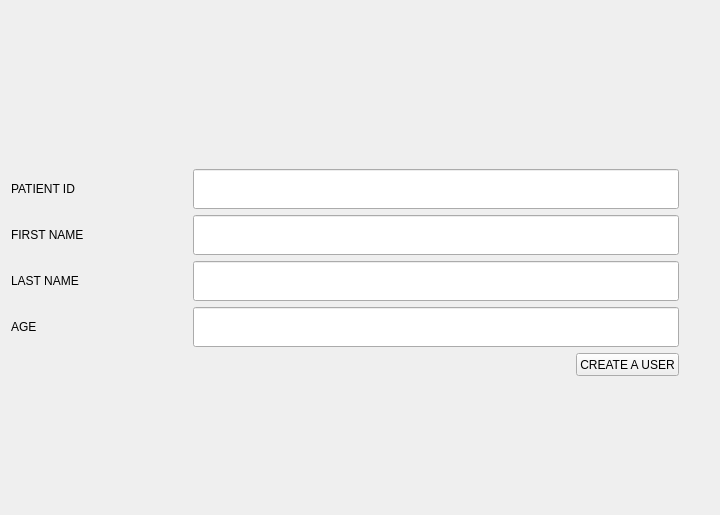
This is views/create_user_form.ui in RadekChy25/ChewSense as Qt 5 draws it before an edit. The edited form follows.
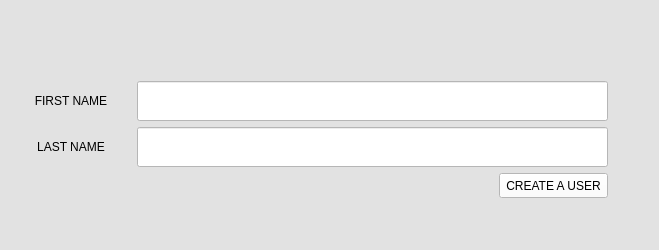
This is the edited form. Icons and pictures are not drawn.

Patch:
```diff
--- a/views/create_user_form.ui
+++ b/views/create_user_form.ui
@@ -6,119 +6,48 @@
    <rect>
     <x>0</x>
     <y>0</y>
-    <width>720</width>
-    <height>515</height>
+    <width>659</width>
+    <height>250</height>
    </rect>
   </property>
   <property name="minimumSize">
    <size>
-    <width>720</width>
-    <height>515</height>
+    <width>650</width>
+    <height>250</height>
    </size>
   </property>
   <property name="windowTitle">
    <string>Form</string>
   </property>
+  <property name="styleSheet">
+   <string notr="true">background-color: rgb(226,226,226) ;color: rgb(0,0,0)</string>
+  </property>
   <layout class="QGridLayout" name="gridLayout_2">
    <item row="0" column="0">
-    <layout class="QGridLayout" name="gridLayout">
-     <item row="1" column="0">
-      <widget class="QLabel" name="id_label">
-       <property name="minimumSize">
-        <size>
-         <width>176</width>
-         <height>0</height>
-        </size>
-       </property>
-       <property name="font">
-        <font>
-         <weight>50</weight>
-         <bold>false</bold>
-        </font>
-       </property>
-       <property name="text">
-        <string>PATIENT ID</string>
-       </property>
-       <property name="margin">
-        <number>15</number>
-       </property>
-      </widget>
-     </item>
-     <item row="4" column="0">
-      <widget class="QLabel" name="age_label">
-       <property name="minimumSize">
-        <size>
-         <width>176</width>
-         <height>0</height>
-        </size>
-       </property>
-       <property name="font">
-        <font>
-         <weight>50</weight>
-         <bold>false</bold>
-        </font>
-       </property>
-       <property name="text">
-        <string>AGE</string>
-       </property>
-       <property name="margin">
-        <number>15</number>
-       </property>
-      </widget>
-     </item>
-     <item row="1" column="1" colspan="2">
-      <widget class="QLineEdit" name="id_input">
-       <property name="minimumSize">
-        <size>
-         <width>400</width>
-         <height>40</height>
-        </size>
-       </property>
-      </widget>
-     </item>
-     <item row="5" column="2">
-      <widget class="QPushButton" name="add_user_btn">
-       <property name="maximumSize">
-        <size>
-         <width>156</width>
-         <height>23</height>
-        </size>
-       </property>
-       <property name="layoutDirection">
-        <enum>Qt::LeftToRight</enum>
-       </property>
-       <property name="text">
-        <string>CREATE A USER</string>
-       </property>
-      </widget>
-     </item>
+    <layout class="QGridLayout" name="gridLayout" columnstretch="0,0,0,0">
+     <property name="sizeConstraint">
+      <enum>QLayout::SetFixedSize</enum>
+     </property>
+     <property name="leftMargin">
+      <number>0</number>
+     </property>
+     <property name="topMargin">
+      <number>0</number>
+     </property>
+     <property name="rightMargin">
+      <number>10</number>
+     </property>
+     <property name="bottomMargin">
+      <number>0</number>
+     </property>
+     <property name="horizontalSpacing">
+      <number>-1</number>
+     </property>
      <item row="2" column="0">
-      <widget class="QLabel" name="first_name_label">
-       <property name="minimumSize">
-        <size>
-         <width>176</width>
-         <height>0</height>
-        </size>
-       </property>
-       <property name="font">
-        <font>
-         <weight>50</weight>
-         <bold>false</bold>
-        </font>
-       </property>
-       <property name="text">
-        <string>FIRST NAME</string>
-       </property>
-       <property name="margin">
-        <number>15</number>
-       </property>
-      </widget>
-     </item>
-     <item row="3" column="0">
       <widget class="QLabel" name="last_name_label">
        <property name="minimumSize">
         <size>
-         <width>176</width>
+         <width>100</width>
          <height>0</height>
         </size>
        </property>
@@ -131,51 +60,36 @@
        <property name="text">
         <string>LAST NAME</string>
        </property>
+       <property name="alignment">
+        <set>Qt::AlignCenter</set>
+       </property>
        <property name="margin">
         <number>15</number>
        </property>
       </widget>
      </item>
-     <item row="2" column="1" colspan="2">
-      <widget class="QLineEdit" name="first_name_input">
+     <item row="1" column="0">
+      <widget class="QLabel" name="first_name_label">
        <property name="minimumSize">
         <size>
-         <width>400</width>
-         <height>40</height>
+         <width>120</width>
+         <height>0</height>
         </size>
        </property>
-      </widget>
-     </item>
-     <item row="5" column="1">
-      <spacer name="horizontalSpacer">
-       <property name="orientation">
-        <enum>Qt::Horizontal</enum>
+       <property name="font">
+        <font>
+         <weight>50</weight>
+         <bold>false</bold>
+        </font>
        </property>
-       <property name="sizeHint" stdset="0">
-        <size>
-         <width>384</width>
-         <height>20</height>
-        </size>
+       <property name="text">
+        <string>FIRST NAME</string>
        </property>
-      </spacer>
-     </item>
-     <item row="3" column="1" colspan="2">
-      <widget class="QLineEdit" name="last_name_input">
-       <property name="minimumSize">
-        <size>
-         <width>400</width>
-         <height>40</height>
-        </size>
+       <property name="alignment">
+        <set>Qt::AlignCenter</set>
        </property>
-      </widget>
-     </item>
-     <item row="4" column="1" colspan="2">
-      <widget class="QLineEdit" name="age_input">
-       <property name="minimumSize">
-        <size>
-         <width>400</width>
-         <height>40</height>
-        </size>
+       <property name="margin">
+        <number>15</number>
        </property>
       </widget>
      </item>
@@ -193,6 +107,12 @@
          <height>24</height>
         </size>
        </property>
+       <property name="mouseTracking">
+        <bool>false</bool>
+       </property>
+       <property name="layoutDirection">
+        <enum>Qt::LeftToRight</enum>
+       </property>
        <property name="styleSheet">
         <string notr="true">border: 0;</string>
        </property>
@@ -208,6 +128,97 @@
          <width>24</width>
          <height>24</height>
         </size>
+       </property>
+       <property name="default">
+        <bool>false</bool>
+       </property>
+      </widget>
+     </item>
+     <item row="1" column="1" colspan="2">
+      <widget class="QLineEdit" name="first_name_input">
+       <property name="minimumSize">
+        <size>
+         <width>400</width>
+         <height>40</height>
+        </size>
+       </property>
+       <property name="styleSheet">
+        <string notr="true">background-color: rgb(255,255,255) ;color: rgb(0,0,0)</string>
+       </property>
+      </widget>
+     </item>
+     <item row="2" column="1" colspan="2">
+      <widget class="QLineEdit" name="last_name_input">
+       <property name="minimumSize">
+        <size>
+         <width>400</width>
+         <height>40</height>
+        </size>
+       </property>
+       <property name="styleSheet">
+        <string notr="true">background-color: rgb(255,255,255) ;
+color: rgb(0,0,0);</string>
+       </property>
+      </widget>
+     </item>
+     <item row="4" column="1">
+      <spacer name="horizontalSpacer">
+       <property name="orientation">
+        <enum>Qt::Horizontal</enum>
+       </property>
+       <property name="sizeHint" stdset="0">
+        <size>
+         <width>360</width>
+         <height>20</height>
+        </size>
+       </property>
+      </spacer>
+     </item>
+     <item row="4" column="2">
+      <widget class="QPushButton" name="add_user_btn">
+       <property name="sizePolicy">
+        <sizepolicy hsizetype="Minimum" vsizetype="Fixed">
+         <horstretch>0</horstretch>
+         <verstretch>0</verstretch>
+        </sizepolicy>
+       </property>
+       <property name="maximumSize">
+        <size>
+         <width>200</width>
+         <height>25</height>
+        </size>
+       </property>
+       <property name="baseSize">
+        <size>
+         <width>0</width>
+         <height>0</height>
+        </size>
+       </property>
+       <property name="layoutDirection">
+        <enum>Qt::LeftToRight</enum>
+       </property>
+       <property name="styleSheet">
+        <string notr="true">background-color: rgb(255,255,255) ;
+color: rgb(0,0,0);
+padding: 6px;</string>
+       </property>
+       <property name="text">
+        <string>CREATE A USER</string>
+       </property>
+       <property name="checkable">
+        <bool>false</bool>
+       </property>
+       <property name="checked">
+        <bool>false</bool>
+       </property>
+       <property name="autoDefault">
+        <bool>false</bool>
+       </property>
+       <property name="default">
+        <bool>false</bool>
+       </property>
+       <property name="flat">
+        <bool>false</bool>
        </property>
       </widget>
      </item>
```
Left out of the diff: 2 changed lines with no effect on the pictures.
